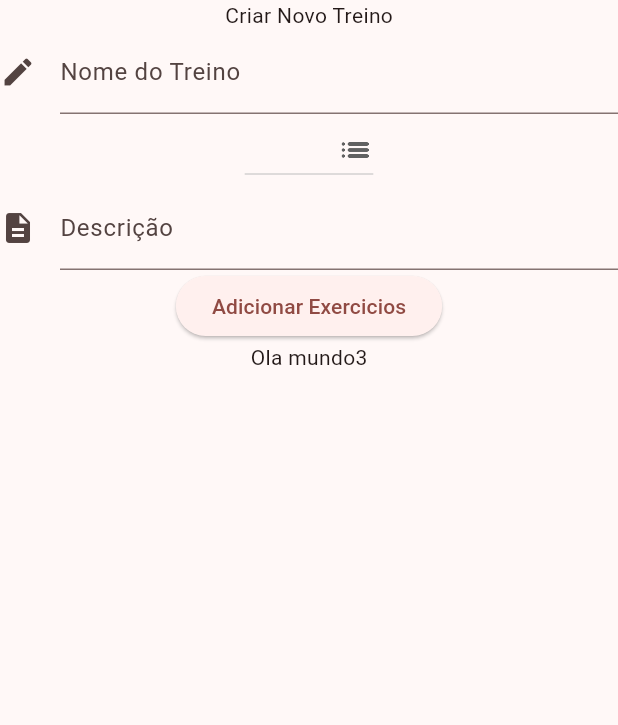
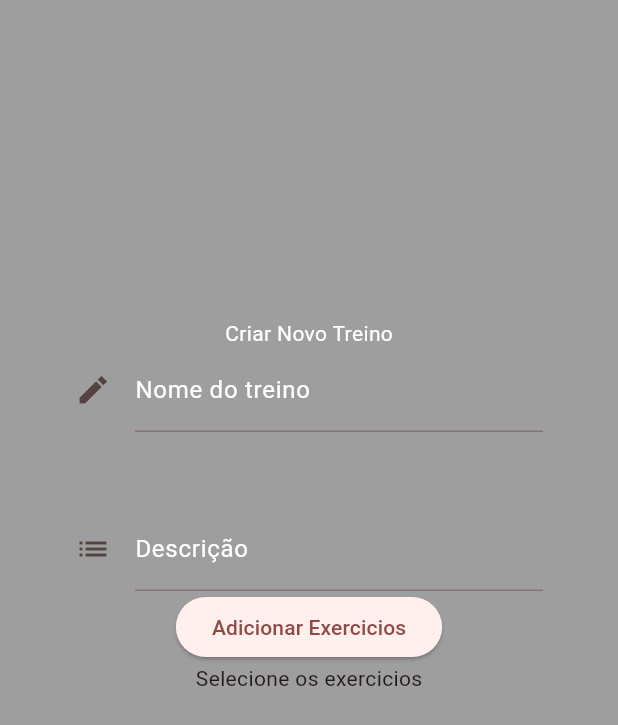
Before and after one commit to KKoan27/IziGym-FrontEnd, a Flutter app: the MontagemTreino screen opened directly, on a phone screen of 412 x 824 dp. Shown: the top 725 px of the screen. Run offline on Flutter 3.47's test engine with Material 3 defaults, Android fonts, the phone set to English and light mode, and no system bars; network calls fail.

Commit message:
add: Dados retornando para a tela de Montagem de treino

```diff
--- a/project/lib/pages/HomePage.dart
+++ b/project/lib/pages/HomePage.dart
@@ -1,5 +1,5 @@
 import 'package:flutter/material.dart';
-import 'package:project/pages/treinos.dart';
+import 'package:project/pages/MontagemTreino.dart';
 
 class HomePage extends StatefulWidget {
   @override
@@ -7,7 +7,7 @@ class HomePage extends StatefulWidget {
 }
 
 class HomePageState extends State<HomePage> {
-  int locale = 0;
+  int locale = 1;
 
   @override
   Widget build(BuildContext context) {
--- /dev/null
+++ b/project/lib/pages/MontagemTreino.dart
@@ -0,0 +1,116 @@
+import 'dart:convert';
+
+import 'package:flutter/material.dart';
+import 'package:project/pages/AdicionaExercicio.dart';
+import 'package:http/http.dart' as http;
+
+class MontagemTreino extends StatefulWidget {
+  const MontagemTreino({super.key});
+
+  @override
+  State<MontagemTreino> createState() {
+    return MontagemTreinoState();
+  }
+}
+
+class MontagemTreinoState extends State<MontagemTreino> {
+  String nomeTreino = "";
+  String descricaoTreino = "";
+  String? selectItem;
+  List<String> _items = ['Option 1', 'Option 2', 'Option 3'];
+  List<Map<String, dynamic>> bodyExercicios = [];
+  @override
+  Widget build(BuildContext context) {
+    return Scaffold(
+      backgroundColor: Colors.black38,
+      body: Center(
+        child: Padding(
+          padding: const EdgeInsets.all(50.0),
+          child: SizedBox(
+            height: 400,
+            width: double.infinity,
+
+            child: Column(
+              children: [
+                Center(
+                  child: Text(
+                    "Criar Novo Treino",
+                    style: TextStyle(color: Colors.white),
+                  ),
+                ),
+                Expanded(
+                  child: Column(
+                    children: [
+                      entradaDeDados("Nome do treino", Icons.edit_sharp, (
+                        value,
+                      ) {
+                        nomeTreino = value;
+                      }),
+                      SizedBox(height: 50),
+                      entradaDeDados("Descrição", Icons.list, (value) {
+                        descricaoTreino = value;
+                      }),
+                      ElevatedButton(
+                        onPressed: (() async {
+                          //Receba os dados em uma variável temporária
+                          final novosExercicios = await Navigator.push(
+                            context,
+                            MaterialPageRoute(
+                              builder: (context) {
+                                return AdicionaExercicio();
+                              },
+                            ),
+                          );
+
+                          // Verifique se o usuário não voltou sem salvar
+                          if (novosExercicios != null) {
+                            setState(() {
+                              bodyExercicios =
+                                  novosExercicios as List<Map<String, dynamic>>;
+                            });
+                          }
+                        }),
+                        child: Text("Adicionar Exercicios"),
+                      ),
+                      Expanded(
+                        child: bodyExercicios.isNotEmpty
+                            ? ListView.builder(
+                                itemBuilder: (context, index) {
+                                  return Card(
+                                    child: ListTile(
+                                      title: Text(
+                                        bodyExercicios[index]['nome'] as String,
+                                      ),
+                                    ),
+                                  );
+                                },
+                                itemCount: bodyExercicios.length,
+                              )
+                            : Text("Selecione os exercicios"),
+                      ),
+                    ],
+                  ),
+                ),
+              ],
+            ),
+          ),
+        ),
+      ),
+    );
+  }
+
+  TextField entradaDeDados(
+    String texto,
+    IconData? icone,
+    Function(String) onChanged,
+  ) {
+    return TextField(
+      cursorColor: Colors.red,
+      onChanged: onChanged,
+      decoration: InputDecoration(
+        label: Text(texto, style: TextStyle(color: Colors.white)),
+        icon: Icon(icone),
+      ),
+    );
+  }
+}
--- a/project/lib/pages/treinos.dart
+++ b/project/lib/pages/treinos.dart
@@ -1,78 +1,6 @@
 import 'package:flutter/material.dart';
-import 'package:project/pages/AdicionaExercicio.dart';
 
-void main() {
-  runApp(Scaffold(MontagemTreino)) {}
+class Treino extends ChangeNotifier {
+
+
 }
-
-class MontagemTreino extends StatefulWidget {
-  const MontagemTreino({super.key});
-
-  @override
-  State<MontagemTreino> createState() {
-    return MontagemTreinoState();
-  }
-}
-
-class MontagemTreinoState extends State<MontagemTreino> {
-  String nomeTreino = "";
-  String? selectItem;
-  List<String> _items = ['Option 1', 'Option 2', 'Option 3'];
-
-  @override
-  Widget build(BuildContext context) {
-    return Scaffold(
-      body: Column(
-        children: [
-          Center(child: Text("Criar Novo Treino")),
-          Column(
-            children: [
-              TextField(
-                onChanged: (value) => nomeTreino = value,
-                decoration: InputDecoration(
-                  label: Text(
-                    "Nome do Treino",
-                    textDirection: TextDirection.ltr,
-                  ),
-                  icon: Icon(Icons.edit),
-                ),
-              ),
-
-              DropdownButton<String>(
-                value: selectItem,
-                icon: Icon(Icons.list_rounded),
-                items: _items.map((String i) {
-                  return DropdownMenuItem<String>(value: i, child: Text(i));
-                }).toList(),
-                onChanged: ((String? newValue) => setState(() {
-                  selectItem = newValue;
-                })),
-              ),
-              TextField(
-                onChanged: (value) => nomeTreino = value,
-                decoration: InputDecoration(
-                  label: Text("Descrição", textDirection: TextDirection.ltr),
-                  icon: Icon(Icons.description),
-                ),
-              ),
-              ElevatedButton(
-                onPressed: (() {
-                  Navigator.push(
-                    context,
-                    MaterialPageRoute(
-                      builder: (context) {
-                        return Adicionaexercicio();
-                      },
-                    ),
-                  );
-                }),
-                child: Text("Adicionar Exercicios"),
-              ),
-            ],
-          ),
-          Container(child: Text("Ola mundo3")),
-        ],
-      ),
-    );
-  }
-}
--- a/project/pubspec.yaml
+++ b/project/pubspec.yaml
@@ -30,6 +30,7 @@ environment:
 dependencies:
   flutter:
     sdk: flutter
+  http: ^1.2.2
 
   # The following adds the Cupertino Icons font to your application.
   # Use with the CupertinoIcons class for iOS style icons.
```
Also changed, not shown: project/lib/pages/AdicionaExercicio.dart (+88 -9 lines), project/pubspec.lock.
